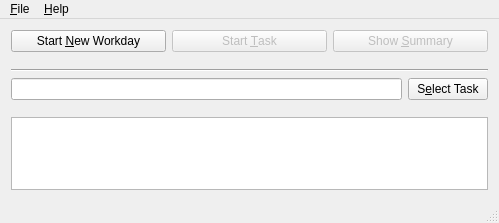
First picture: the form in ui/worktracker.ui, repository the-codeslinger/WorkTracker, before the edit.
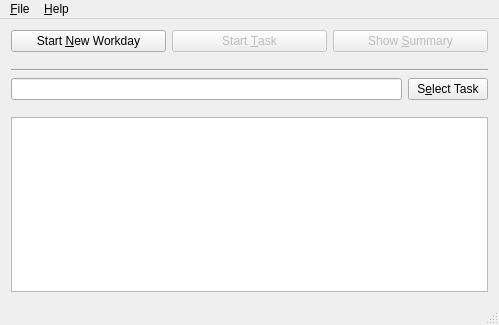
Second picture: the form after the edit. Icons and pictures are not drawn.

```diff
--- a/ui/worktracker.ui
+++ b/ui/worktracker.ui
@@ -7,7 +7,7 @@
     <x>0</x>
     <y>0</y>
     <width>499</width>
-    <height>223</height>
+    <height>325</height>
    </rect>
   </property>
   <property name="sizePolicy">
```
Left out of the diff: 14 changed lines with no effect on the pictures.
